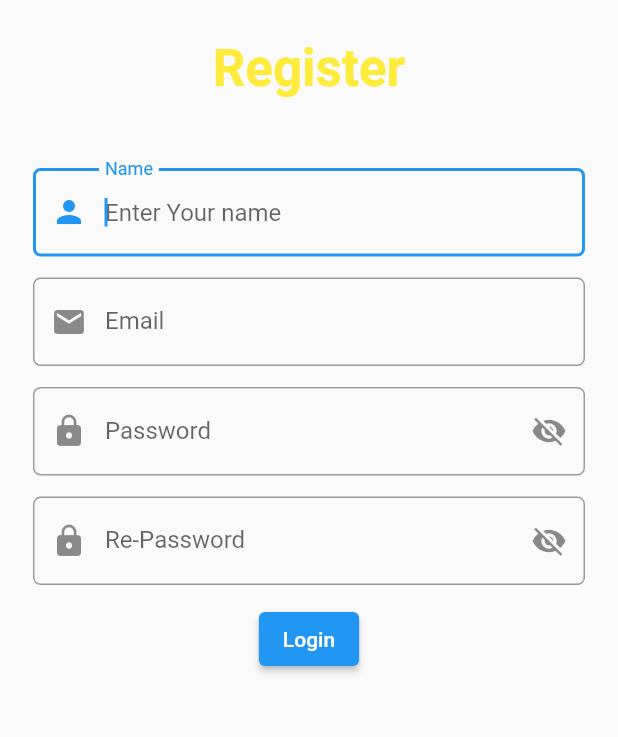
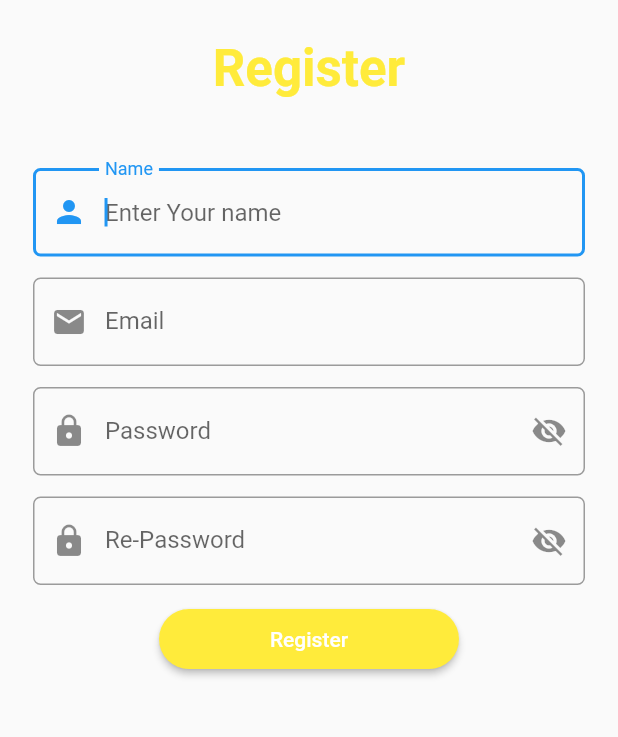
Before and after one commit to NoobCoderAk/Exe_1_PAML_018, a Flutter app: the RegisterPage screen opened directly, on a phone screen of 412 x 824 dp, the part 285-1022 px from its top. Run offline on Flutter 3.47's test engine with Material 2 defaults, Android fonts, the phone set to English and light mode, and no system bars; our stand-ins replace validators.

```diff
--- a/lib/register_page.dart
+++ b/lib/register_page.dart
@@ -6,7 +6,9 @@ import 'package:pokemon_app/home_page.dart';
 import 'package:pokemon_app/main.dart';
 
 class RegisterPage extends StatefulWidget {
-  const RegisterPage( {Key? key,}): super (key: key);
+  const RegisterPage({
+    Key? key,
+  }) : super(key: key);
 
   @override
   State<RegisterPage> createState() => _RegisterPageState();
@@ -25,12 +27,13 @@ class _RegisterPageState extends State<RegisterPage> {
   Widget build(BuildContext context) {
     return Scaffold(
       body: SizedBox(
-        width: double.infinity, height: double.infinity,
+        width: double.infinity,
+        height: double.infinity,
         child: Form(
             key: _formKey,
             child: SingleChildScrollView(
               child: Column(
-              children: <Widget> [
+                children: <Widget>[
                   Container(
                     padding: const EdgeInsets.all(10),
                     margin: const EdgeInsets.only(top: 30, bottom: 5),
@@ -42,8 +45,10 @@ class _RegisterPageState extends State<RegisterPage> {
                   ),
 
                   //text 1
-                Container( //apply margin and padding using Container Widget.
-                  padding: const EdgeInsets.all(5), //You can use EdgeInsets like above
+                  Container(
+                    //apply margin and padding using Container Widget.
+                    padding: const EdgeInsets.all(
+                        5), //You can use EdgeInsets like above
                     margin: const EdgeInsets.only(top: 5, bottom: 20),
                     child: const Text(
                       "Register",
@@ -59,7 +64,8 @@ class _RegisterPageState extends State<RegisterPage> {
                   //form username
                   Container(
                     padding: const EdgeInsets.all(2),
-                  margin: const EdgeInsets.only(bottom: 10, left: 20,right: 20, top: 20),
+                    margin: const EdgeInsets.only(
+                        bottom: 10, left: 20, right: 20, top: 20),
                     child: Column(
                       children: [
                         TextFormField(
@@ -70,13 +76,11 @@ class _RegisterPageState extends State<RegisterPage> {
                               labelText: "Name",
                               prefixIcon: const Icon(Icons.person),
                               border: OutlineInputBorder(
-                            borderRadius: BorderRadius.circular(5.0)
-                          )
-                        ),
+                                  borderRadius: BorderRadius.circular(5.0))),
                           validator: (value) {
                             if (value!.isEmpty) {
                               return 'Please input your Name';
-                          }else if (value.length <=5){
+                            } else if (value.length <= 5) {
                               return "Name must be at least 6 character long !";
                             }
                             return null;
@@ -89,7 +93,8 @@ class _RegisterPageState extends State<RegisterPage> {
                   //form email
                   Container(
                     padding: const EdgeInsets.all(2),
-                  margin: const EdgeInsets.only(bottom: 10, left: 20,right: 20),
+                    margin:
+                        const EdgeInsets.only(bottom: 10, left: 20, right: 20),
                     child: Column(
                       children: [
                         TextFormField(
@@ -99,13 +104,11 @@ class _RegisterPageState extends State<RegisterPage> {
                               labelText: "Email",
                               prefixIcon: const Icon(Icons.mail),
                               border: OutlineInputBorder(
-                            borderRadius: BorderRadius.circular(5.0)
-                          )
-                        ),
+                                  borderRadius: BorderRadius.circular(5.0))),
                           validator: (value) {
                             if (value!.isEmpty) {
                               return 'Please input your Email';
-                          }else if (!value.contains("@")){
+                            } else if (!value.contains("@")) {
                               return "Enter a valid email, try use @ !";
                             }
                             return null;
@@ -118,11 +121,11 @@ class _RegisterPageState extends State<RegisterPage> {
                   //form pssword
                   Container(
                     padding: const EdgeInsets.all(2),
-                  margin: const EdgeInsets.only(bottom: 10, left: 20,right: 20),
+                    margin:
+                        const EdgeInsets.only(bottom: 10, left: 20, right: 20),
                     child: Column(
                       children: [
                         TextFormField(
-
                           controller: cPass,
                           obscureText: !visibilityPass,
                           decoration: InputDecoration(
@@ -130,21 +133,20 @@ class _RegisterPageState extends State<RegisterPage> {
                               labelText: "Password",
                               prefixIcon: const Icon(Icons.lock),
                               border: OutlineInputBorder(
-                            borderRadius: BorderRadius.circular(5.0)
-                          ),
+                                  borderRadius: BorderRadius.circular(5.0)),
                               suffixIcon: IconButton(
-                            onPressed: (){
+                                  onPressed: () {
                                     setState(() {
-                                visibilityPass=!visibilityPass;
+                                      visibilityPass = !visibilityPass;
                                     });
                                   },
-                            icon: visibilityPass ? Icon(Icons.visibility) : Icon(Icons.visibility_off)
-                          )
-                        ),
+                                  icon: visibilityPass
+                                      ? const Icon(Icons.visibility)
+                                      : const Icon(Icons.visibility_off))),
                           validator: (value) {
                             if (value!.isEmpty) {
                               return 'Please input your Pasword';
-                          }else if (value.length <=5){
+                            } else if (value.length <= 5) {
                               return "Password must be at least 6 character long !";
                             }
                             return null;
@@ -158,7 +160,8 @@ class _RegisterPageState extends State<RegisterPage> {
                   //form re-pssword
                   Container(
                     padding: const EdgeInsets.all(2),
-                  margin: const EdgeInsets.only(bottom: 10, left: 20,right: 20),
+                    margin:
+                        const EdgeInsets.only(bottom: 10, left: 20, right: 20),
                     child: Column(
                       children: [
                         TextFormField(
@@ -168,23 +171,22 @@ class _RegisterPageState extends State<RegisterPage> {
                               labelText: "Re-Password",
                               prefixIcon: const Icon(Icons.lock),
                               border: OutlineInputBorder(
-                            borderRadius: BorderRadius.circular(5.0)
-                          ),
+                                  borderRadius: BorderRadius.circular(5.0)),
                               suffixIcon: IconButton(
-                            onPressed: (){
+                                  onPressed: () {
                                     setState(() {
-                                visibilityPass=!visibilityPass;
+                                      visibilityPass = !visibilityPass;
                                     });
                                   },
-                            icon: visibilityPass ? Icon(Icons.visibility) : Icon(Icons.visibility_off)
-                          )
-                        ),
+                                  icon: visibilityPass
+                                      ? const Icon(Icons.visibility)
+                                      : const Icon(Icons.visibility_off))),
                           validator: (value) {
                             if (value!.isEmpty) {
                               return 'Please Re-Enter your Pasword';
-                          }else if (value != password){
+                            } else if (value != password) {
                               return "Please try to match it with pasword";
-                          }else if (value.length <=5){
+                            } else if (value.length <= 5) {
                               return "Password must be at least 6 character long !";
                             }
                             return null;
@@ -197,31 +199,32 @@ class _RegisterPageState extends State<RegisterPage> {
 
                   //button
                   Container(
-                  child: Column(
-                      children: [
+                    child: Column(children: [
                       ElevatedButton(
-                          onPressed: (){
+                          onPressed: () {
                             username = cUser.text;
                             password = cPass.text;
                             email = cMail.text;
 
-                            if(_formKey.currentState!.validate()){
+                            if (_formKey.currentState!.validate()) {
                               Navigator.push(
                                   context,
                                   MaterialPageRoute(
-                                  builder: (context) => HomePage(nama: username, password: password)
-                                )
-                              );
+                                      builder: (context) => HomePage(
+                                          nama: username, password: password)));
                             }
-                          }, child: const Text('Login')
-                        ),
-                      ]
-                    ),
+                          },
+                          child: const Text('Register'),
+                          style: ElevatedButton.styleFrom(
+                              shape: RoundedRectangleBorder(
+                                  borderRadius: BorderRadius.circular(32.0)),
+                              backgroundColor: Colors.yellow,
+                              minimumSize: const Size(200, 40))),
+                    ]),
                   ),
                 ],
               ),
-        )
-        ),
+            )),
       ),
     );
   }
```
Also changed, not shown: lib/home_page.dart (+96 -3 lines), lib/login_page.dart (+53 -40 lines), lib/main.dart (+18 -14 lines). Lines whose indentation alone changed are shown as unchanged.
